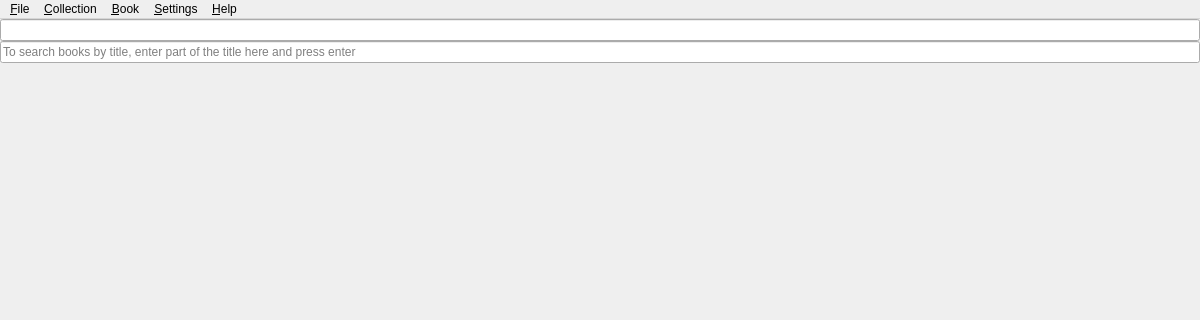
Above: src/home/flibrary/gui/MainWindow.ui from heimdallr/books before the change; both pictures show x 0 to 1200 and y 0 to 320 of the 1200 by 800 pixel window. Below: the same form after it.
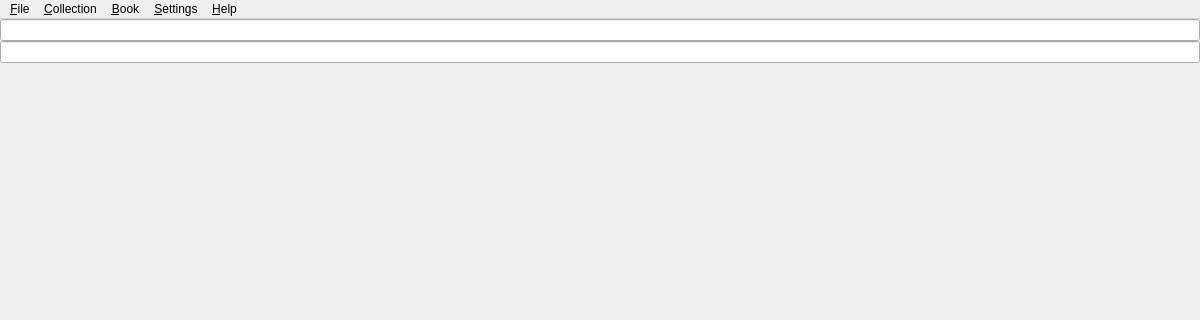
That is the form after the change. Icons and pictures are not drawn.

Patch:
```diff
--- a/src/home/flibrary/gui/MainWindow.ui
+++ b/src/home/flibrary/gui/MainWindow.ui
@@ -45,9 +45,6 @@
     </item>
     <item>
      <widget class="QLineEdit" name="lineEditBookTitleToSearch">
-      <property name="placeholderText">
-       <string>To search books by title, enter part of the title here and press enter</string>
-      </property>
       <property name="clearButtonEnabled">
        <bool>true</bool>
       </property>
```
